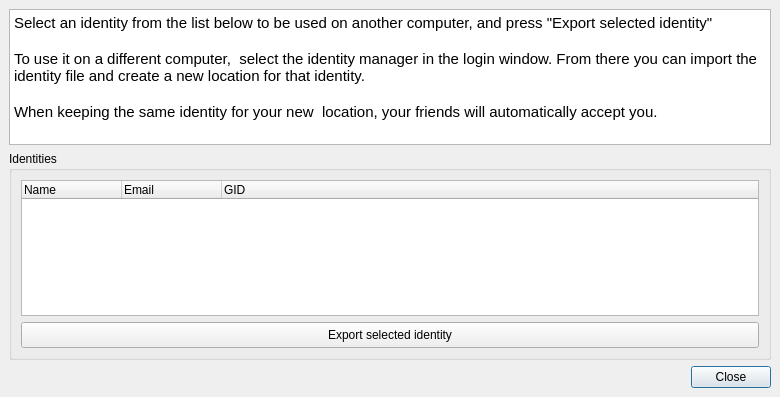
This is retroshare-gui/src/gui/profile/ProfileManager.ui in RetroShare/RetroShare as Qt 5 draws it before an edit. The edited form follows.
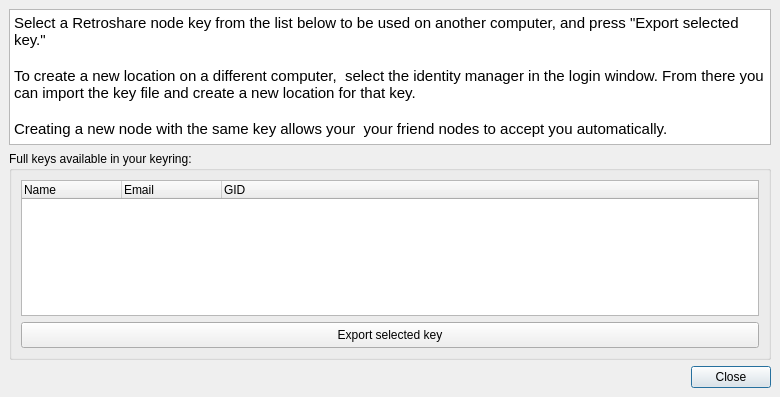
This is the edited form. Icons and pictures are not drawn. Custom widgets are drawn as their Qt base class.

Commit message: - removed "use olf key format" from certificate export - improved GXS Id display when unsigned - use ProfileManager to export own PGP key pair in keyring and profile.

```diff
--- a/retroshare-gui/src/gui/profile/ProfileManager.ui
+++ b/retroshare-gui/src/gui/profile/ProfileManager.ui
@@ -54,12 +54,12 @@
          <string>&lt;!DOCTYPE HTML PUBLIC &quot;-//W3C//DTD HTML 4.0//EN&quot; &quot;http://www.w3.org/TR/REC-html40/strict.dtd&quot;&gt;
 &lt;html&gt;&lt;head&gt;&lt;meta name=&quot;qrichtext&quot; content=&quot;1&quot; /&gt;&lt;style type=&quot;text/css&quot;&gt;
 p, li { white-space: pre-wrap; }
-&lt;/style&gt;&lt;/head&gt;&lt;body style=&quot; font-family:'MS Shell Dlg 2'; font-size:8.25pt; font-weight:400; font-style:normal;&quot;&gt;
-&lt;p style=&quot; margin-top:0px; margin-bottom:0px; margin-left:0px; margin-right:0px; -qt-block-indent:0; text-indent:0px;&quot;&gt;&lt;span style=&quot; font-family:'Ubuntu'; font-size:11pt;&quot;&gt;Select an identity from the list below to be used on another computer, and press &amp;quot;Export selected identity&amp;quot;&lt;/span&gt;&lt;/p&gt;
-&lt;p style=&quot;-qt-paragraph-type:empty; margin-top:0px; margin-bottom:0px; margin-left:0px; margin-right:0px; -qt-block-indent:0; text-indent:0px; font-family:'Ubuntu'; font-size:11pt;&quot;&gt;&lt;/p&gt;
-&lt;p style=&quot; margin-top:0px; margin-bottom:0px; margin-left:0px; margin-right:0px; -qt-block-indent:0; text-indent:0px;&quot;&gt;&lt;span style=&quot; font-family:'Ubuntu'; font-size:11pt;&quot;&gt;To use it on a different computer,  select the identity manager in the login window. From there you can import the identity file and create a new location for that identity. &lt;/span&gt;&lt;/p&gt;
-&lt;p style=&quot;-qt-paragraph-type:empty; margin-top:0px; margin-bottom:0px; margin-left:0px; margin-right:0px; -qt-block-indent:0; text-indent:0px; font-family:'Ubuntu'; font-size:11pt;&quot;&gt;&lt;/p&gt;
-&lt;p style=&quot; margin-top:0px; margin-bottom:0px; margin-left:0px; margin-right:0px; -qt-block-indent:0; text-indent:0px;&quot;&gt;&lt;span style=&quot; font-family:'Ubuntu'; font-size:11pt;&quot;&gt;When keeping the same identity for your new  location, your friends will automatically accept you.&lt;/span&gt;&lt;/p&gt;&lt;/body&gt;&lt;/html&gt;</string>
+&lt;/style&gt;&lt;/head&gt;&lt;body style=&quot; font-family:'Ubuntu'; font-size:11pt; font-weight:400; font-style:normal;&quot;&gt;
+&lt;p style=&quot; margin-top:0px; margin-bottom:0px; margin-left:0px; margin-right:0px; -qt-block-indent:0; text-indent:0px;&quot;&gt;Select a Retroshare node key from the list below to be used on another computer, and press &amp;quot;Export selected key.&amp;quot;&lt;/p&gt;
+&lt;p style=&quot;-qt-paragraph-type:empty; margin-top:0px; margin-bottom:0px; margin-left:0px; margin-right:0px; -qt-block-indent:0; text-indent:0px;&quot;&gt;&lt;br /&gt;&lt;/p&gt;
+&lt;p style=&quot; margin-top:0px; margin-bottom:0px; margin-left:0px; margin-right:0px; -qt-block-indent:0; text-indent:0px;&quot;&gt;To create a new location on a different computer,  select the identity manager in the login window. From there you can import the key file and create a new location for that key. &lt;/p&gt;
+&lt;p style=&quot;-qt-paragraph-type:empty; margin-top:0px; margin-bottom:0px; margin-left:0px; margin-right:0px; -qt-block-indent:0; text-indent:0px;&quot;&gt;&lt;br /&gt;&lt;/p&gt;
+&lt;p style=&quot; margin-top:0px; margin-bottom:0px; margin-left:0px; margin-right:0px; -qt-block-indent:0; text-indent:0px;&quot;&gt;Creating a new node with the same key allows your  your friend nodes to accept you automatically.&lt;/p&gt;&lt;/body&gt;&lt;/html&gt;</string>
         </property>
        </widget>
       </item>
@@ -73,7 +73,7 @@
       <item row="1" column="0">
        <widget class="QGroupBox" name="groupBox_2">
         <property name="title">
-         <string>Identities</string>
+         <string>Full keys available in your keyring:</string>
         </property>
         <layout class="QGridLayout" name="gridLayout_2">
          <item row="1" column="0">
@@ -110,7 +110,7 @@
             </size>
            </property>
            <property name="text">
-            <string>Export selected identity</string>
+            <string>Export selected key</string>
            </property>
           </widget>
          </item>
```
The commit also changes 6 other files.
